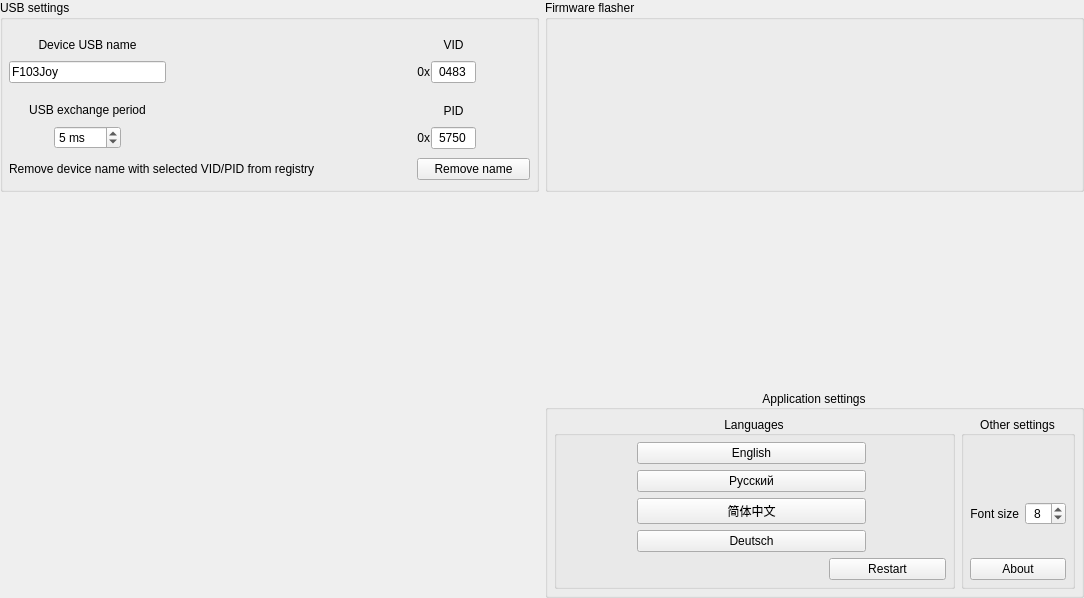
Before: the Qt Designer form Software/configurator/src/widgets/adv-settings/advancedsettings.ui in genbean/UH1-Collective, drawn with Qt 5.
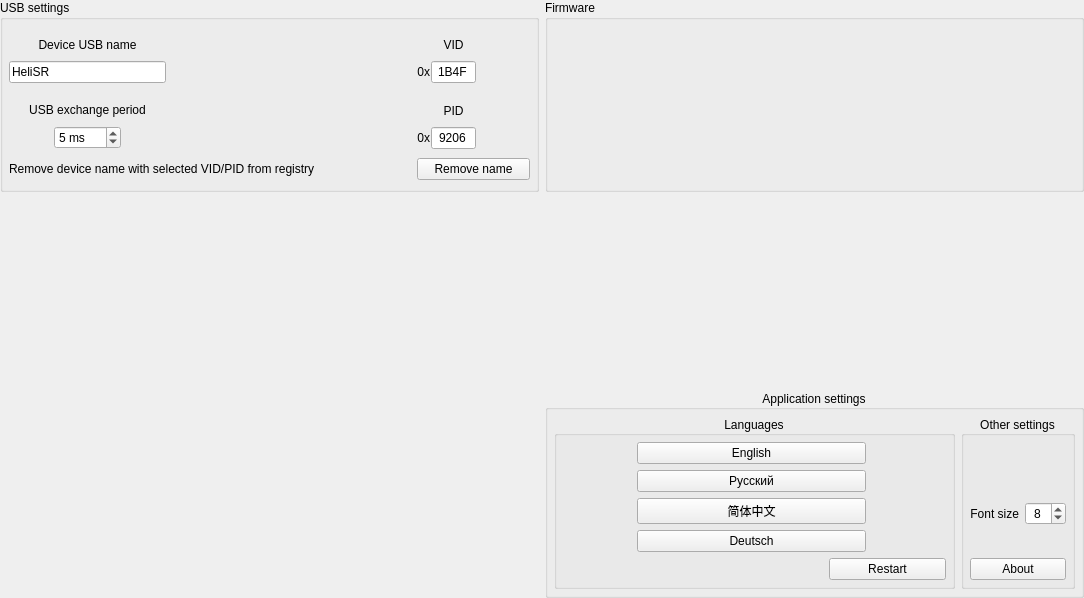
After: the same form once the commit is applied. Icons and pictures are not drawn. Custom widgets are drawn as their Qt base class.

Commit message: HeliSR Configurator: FreeJoyConfiguratorQt adapted to HeliSR (phase 4)

The edit to the form file:
```diff
--- a/Software/configurator/src/widgets/adv-settings/advancedsettings.ui
+++ b/Software/configurator/src/widgets/adv-settings/advancedsettings.ui
@@ -29,7 +29,7 @@
    <item row="0" column="1">
     <widget class="QGroupBox" name="groupBox_2">
      <property name="title">
-      <string>Firmware flasher</string>
+      <string>Firmware</string>
      </property>
      <layout class="QHBoxLayout" name="layoutH_Flasher">
       <property name="leftMargin">
@@ -80,7 +80,7 @@
          </sizepolicy>
         </property>
         <property name="text">
-         <string notr="true">F103Joy</string>
+         <string notr="true">HeliSR</string>
         </property>
         <property name="maxLength">
          <number>26</number>
@@ -231,7 +231,7 @@
            <string notr="true">HHHH</string>
           </property>
           <property name="text">
-           <string notr="true">0483</string>
+           <string notr="true">1B4F</string>
           </property>
           <property name="alignment">
            <set>Qt::AlignCenter</set>
@@ -256,7 +256,7 @@
            <string notr="true">HHHH</string>
           </property>
           <property name="text">
-           <string notr="true">5750</string>
+           <string notr="true">9206</string>
           </property>
           <property name="alignment">
            <set>Qt::AlignCenter</set>
```
Left out of the diff: 4 changed lines with no effect on the pictures. The commit also changes 136 other files.
